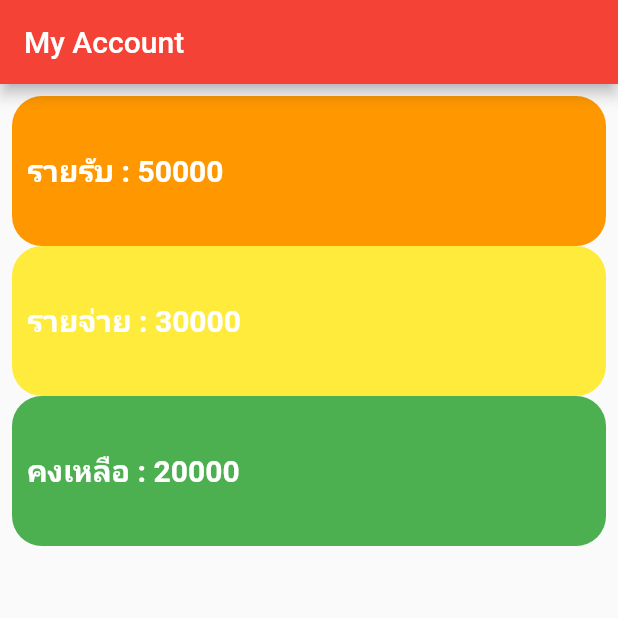
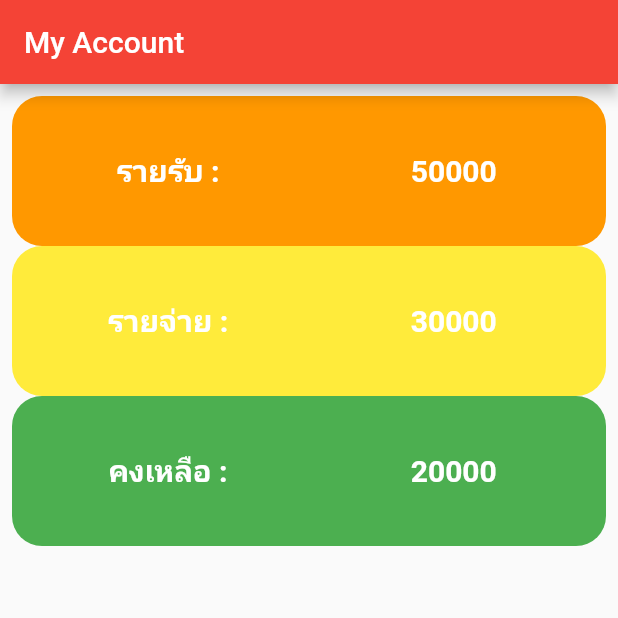
Before and after one commit to sarawut-bank/Appsara, a Flutter app: the screen it shows after launch, on a phone screen of 412 x 824 dp, the top half of it. Run offline on Flutter 3.47's test engine with Material 2 defaults, Android fonts, the phone set to English and light mode, and no system bars.

Commit message:
expanded widget

```diff
--- a/lib/main.dart
+++ b/lib/main.dart
@@ -41,17 +41,28 @@ class _MyHomepageState extends State<MyHomepage> {
                     borderRadius: BorderRadius.circular(20)),
                 height: 100,
                 child: Row(
+                  crossAxisAlignment: CrossAxisAlignment.center,
                   children: [
-                    Text("รายรับ :",
+                    Expanded(
+                      child: Text(
+                        "รายรับ :",
                         style: TextStyle(
                             fontSize: 20,
                             color: Colors.white,
-                            fontWeight: FontWeight.bold)),
-                    Text("\t50000",
+                            fontWeight: FontWeight.bold),
+                        textAlign: TextAlign.center,
+                      ),
+                    ),
+                    Expanded(
+                      child: Text(
+                        "\t50000",
                         style: TextStyle(
                             fontSize: 20,
                             color: Colors.white,
-                            fontWeight: FontWeight.bold))
+                            fontWeight: FontWeight.bold),
+                        textAlign: TextAlign.center,
+                      ),
+                    )
                   ],
                 ),
               ),
@@ -62,17 +73,28 @@ class _MyHomepageState extends State<MyHomepage> {
                     borderRadius: BorderRadius.circular(20)),
                 height: 100,
                 child: Row(
+                  crossAxisAlignment: CrossAxisAlignment.center,
                   children: [
-                    Text("รายจ่าย :",
+                    Expanded(
+                      child: Text(
+                        "รายจ่าย :",
                         style: TextStyle(
                             fontSize: 20,
                             color: Colors.white,
-                            fontWeight: FontWeight.bold)),
-                    Text("\t30000",
+                            fontWeight: FontWeight.bold),
+                        textAlign: TextAlign.center,
+                      ),
+                    ),
+                    Expanded(
+                      child: Text(
+                        "\t30000",
                         style: TextStyle(
                             fontSize: 20,
                             color: Colors.white,
-                            fontWeight: FontWeight.bold))
+                            fontWeight: FontWeight.bold),
+                        textAlign: TextAlign.center,
+                      ),
+                    )
                   ],
                 ),
               ),
@@ -83,20 +105,31 @@ class _MyHomepageState extends State<MyHomepage> {
                     borderRadius: BorderRadius.circular(20)),
                 height: 100,
                 child: Row(
+                  crossAxisAlignment: CrossAxisAlignment.center,
                   children: [
-                    Text("คงเหลือ :",
+                    Expanded(
+                      child: Text(
+                        "คงเหลือ :",
                         style: TextStyle(
                             fontSize: 20,
                             color: Colors.white,
-                            fontWeight: FontWeight.bold)),
-                    Text("\t20000",
+                            fontWeight: FontWeight.bold),
+                        textAlign: TextAlign.center,
+                      ),
+                    ),
+                    Expanded(
+                      child: Text(
+                        "\t20000",
                         style: TextStyle(
                             fontSize: 20,
                             color: Colors.white,
-                            fontWeight: FontWeight.bold))
+                            fontWeight: FontWeight.bold),
+                        textAlign: TextAlign.center,
+                      ),
+                    )
                   ],
                 ),
-              )
+              ),
             ],
           ),
         ));
```
